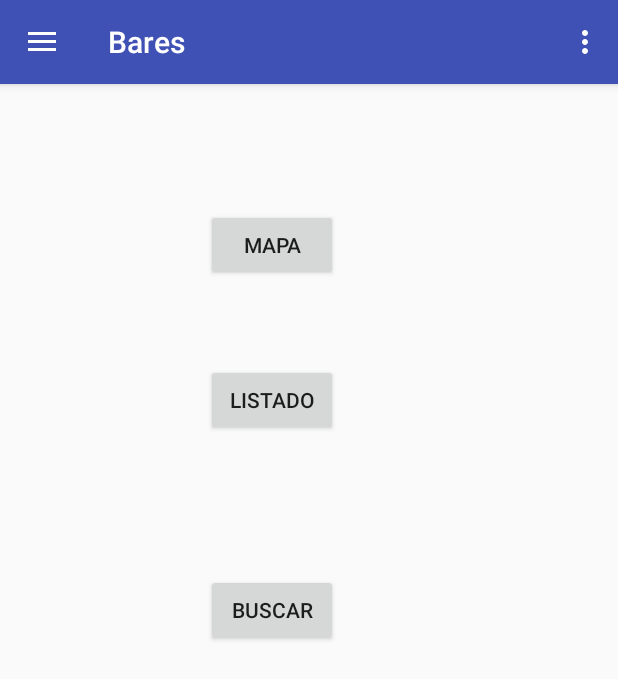
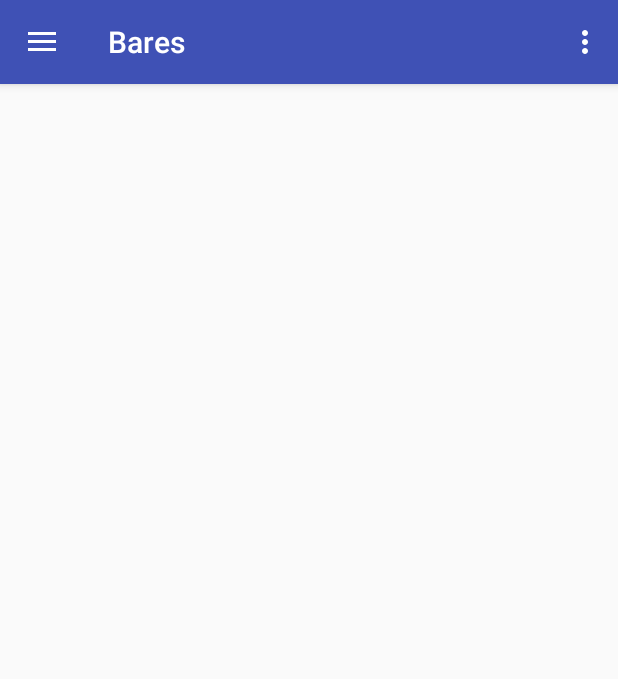
Before and after one commit to edgarguitian/Bares, an Android app: the screen it shows after launch (MainActivity), after a tap on "MAPA", on a phone screen of 412 x 824 dp. Shown: the top 679 px of the screen. Run offline under Robolectric (Android 15) with nearby library versions, the phone set to English and light mode, and no system bars; our stand-ins replace ButterKnife.

Commit message:
Crear Fragments

```diff
--- a/app/src/main/java/edgar/myapplication/MainActivity.java
+++ b/app/src/main/java/edgar/myapplication/MainActivity.java
@@ -4,6 +4,8 @@ import android.graphics.Typeface;
 import android.os.Bundle;
 import android.support.design.widget.FloatingActionButton;
 import android.support.design.widget.Snackbar;
+import android.support.v4.app.FragmentTransaction;
+import android.support.v4.app.ListFragment;
 import android.view.View;
 import android.support.design.widget.NavigationView;
 import android.support.v4.view.GravityCompat;
@@ -15,9 +17,14 @@ import android.view.Menu;
 import android.view.MenuItem;
 import android.view.ViewGroup;
 import android.widget.Button;
+import android.widget.FrameLayout;
+import android.widget.RelativeLayout;
 import android.widget.TextView;
 
 import butterknife.ButterKnife;
+import edgar.myapplication.fragments.ListadoFragment;
+import edgar.myapplication.fragments.MapFragment;
+import edgar.myapplication.fragments.SearchFragment;
 
 public class MainActivity extends AppCompatActivity
         implements NavigationView.OnNavigationItemSelectedListener {
@@ -45,11 +52,18 @@ public class MainActivity extends AppCompatActivity
         toggle.syncState();
         NavigationView navigationView = (NavigationView) findViewById(R.id.nav_view);
         navigationView.setNavigationItemSelectedListener(this);
+        final FrameLayout containerFragment = (FrameLayout) findViewById(R.id.containerFragment);
+        final RelativeLayout rlContainerButtons = (RelativeLayout) findViewById(R.id.rlContainerButtons);
+
         Button btn_map = (Button) findViewById(R.id.btn_map);
         btn_map.setOnClickListener(new View.OnClickListener() {
             @Override
             public void onClick(View v) {
-
+                rlContainerButtons.setVisibility(View.GONE);
+                FragmentTransaction ft = getSupportFragmentManager().beginTransaction();
+                ft.replace(R.id.containerFragment, new MapFragment());
+                ft.commit();
+                containerFragment.setVisibility(View.VISIBLE);
             }
         });
 
@@ -57,7 +71,11 @@ public class MainActivity extends AppCompatActivity
         btn_list.setOnClickListener(new View.OnClickListener() {
             @Override
             public void onClick(View v) {
-
+                rlContainerButtons.setVisibility(View.GONE);
+                FragmentTransaction ft = getSupportFragmentManager().beginTransaction();
+                ft.replace(R.id.containerFragment, new ListadoFragment());
+                ft.commit();
+                containerFragment.setVisibility(View.VISIBLE);
             }
         });
 
@@ -65,7 +83,11 @@ public class MainActivity extends AppCompatActivity
         btn_search.setOnClickListener(new View.OnClickListener() {
             @Override
             public void onClick(View v) {
-
+                rlContainerButtons.setVisibility(View.GONE);
+                FragmentTransaction ft = getSupportFragmentManager().beginTransaction();
+                ft.replace(R.id.containerFragment, new SearchFragment());
+                ft.commit();
+                containerFragment.setVisibility(View.VISIBLE);
             }
         });
 
--- /dev/null
+++ b/app/src/main/java/edgar/myapplication/fragments/MapFragment.java
@@ -0,0 +1,24 @@
+package edgar.myapplication.fragments;
+
+
+import android.os.Bundle;
+import android.support.annotation.Nullable;
+import android.support.v4.app.Fragment;
+import android.view.LayoutInflater;
+import android.view.View;
+import android.view.ViewGroup;
+
+/**
+ * Created by Edgar on 17/05/2017.
+ */
+
+public class MapFragment extends Fragment {
+
+
+    @Nullable
+    @Override
+    public View onCreateView(LayoutInflater inflater, @Nullable ViewGroup container, @Nullable Bundle savedInstanceState) {
+
+        return super.onCreateView(inflater, container, savedInstanceState);
+    }
+}
--- a/app/src/main/res/layout/content_main.xml
+++ b/app/src/main/res/layout/content_main.xml
@@ -13,6 +13,16 @@
     tools:context="edgar.myapplication.MainActivity"
     tools:showIn="@layout/app_bar_main">
 
+    <FrameLayout
+        android:id="@+id/containerFragment"
+        android:visibility="gone"
+        android:layout_width="match_parent"
+        android:layout_height="match_parent"/>
+
+    <RelativeLayout
+        android:id="@+id/rlContainerButtons"
+        android:layout_width="match_parent"
+        android:layout_height="match_parent">
         <Button
             android:layout_width="wrap_content"
             android:layout_height="wrap_content"
@@ -28,20 +38,21 @@
         <Button
             android:layout_width="wrap_content"
             android:layout_height="wrap_content"
-        android:id="@+id/btn_list"
-        android:text="@string/listado"
-        android:layout_marginTop="55dp"
-        android:layout_below="@+id/btn_map"
-        android:layout_alignLeft="@+id/btn_map"
-        android:layout_alignStart="@+id/btn_map" />
-
-    <Button
-        android:layout_width="wrap_content"
-        android:layout_height="wrap_content"
             android:id="@+id/btn_search"
             android:text="@string/search"
             android:layout_below="@+id/btn_list"
             android:layout_alignLeft="@+id/btn_list"
             android:layout_alignStart="@+id/btn_list"
             android:layout_marginTop="92dp" />
+
+        <Button
+            android:layout_width="wrap_content"
+            android:layout_height="wrap_content"
+            android:id="@+id/btn_list"
+            android:text="@string/listado"
+            android:layout_centerVertical="true"
+            android:layout_alignLeft="@+id/btn_map"
+            android:layout_alignStart="@+id/btn_map" />
     </RelativeLayout>
+
+</RelativeLayout>
```
Also changed, not shown: app/src/main/java/edgar/myapplication/fragments/ListadoFragment.java (added, +11 -0 lines), app/src/main/java/edgar/myapplication/fragments/SearchFragment.java (added, +14 -0 lines). Lines whose indentation alone changed are shown as unchanged.
